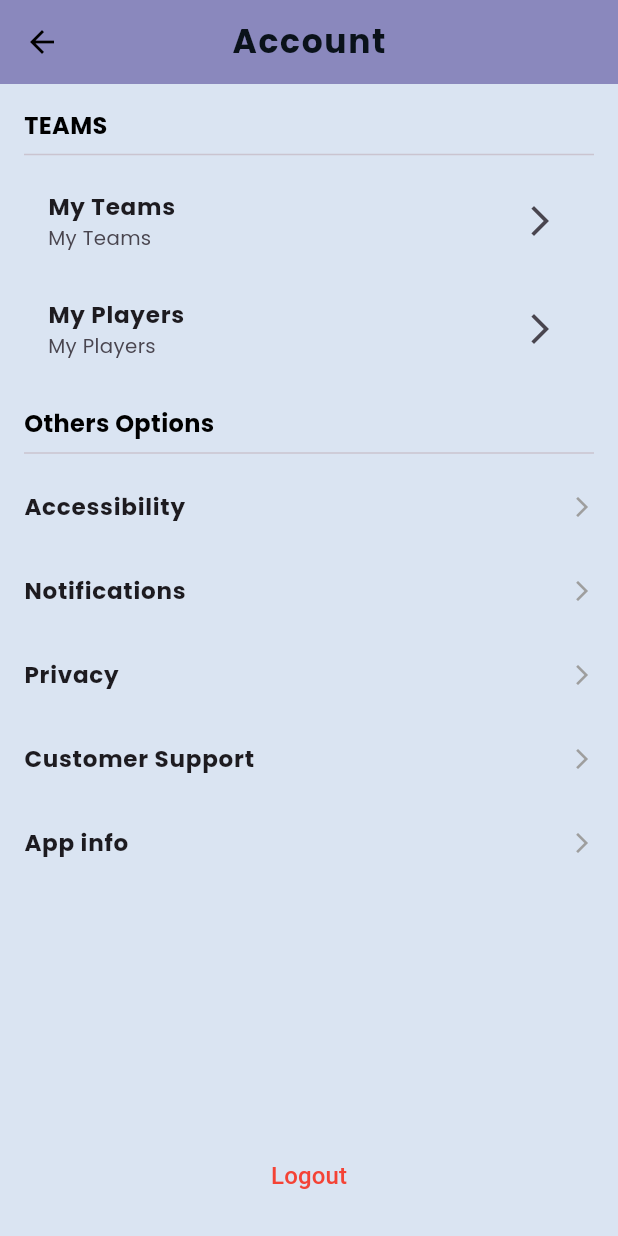
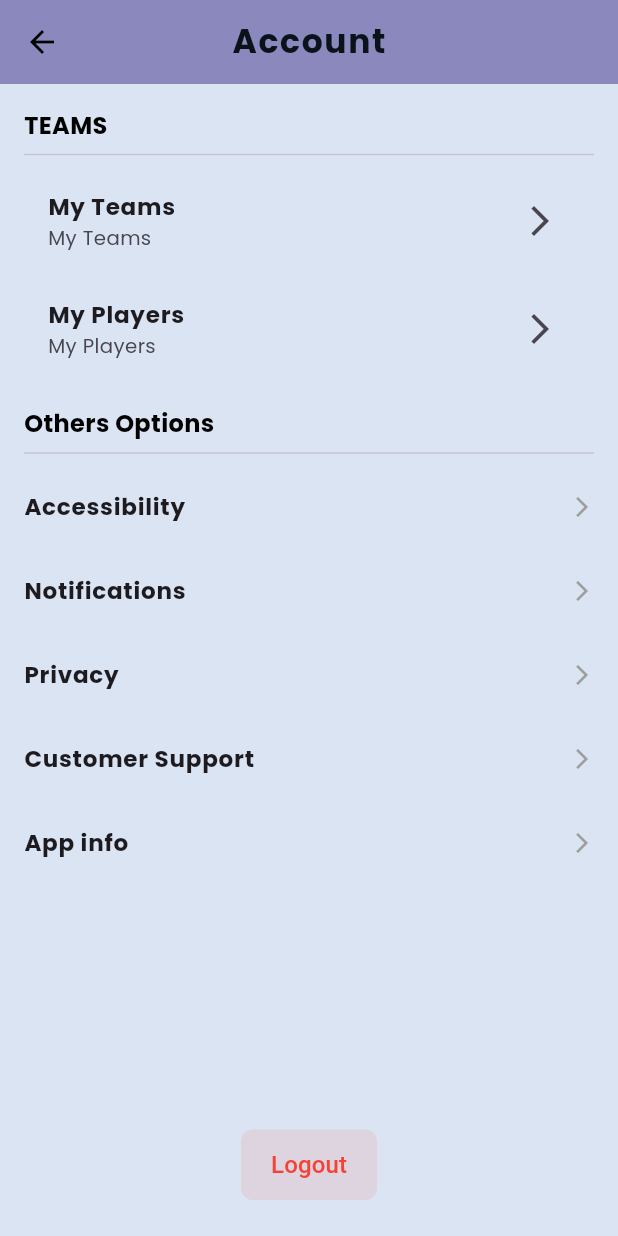
Before and after one commit to AaqilSh/SportSphereApp, a Flutter app: the ProfileScreen screen opened directly, on a phone screen of 412 x 824 dp. Run offline on Flutter 3.47's test engine with Material 3 defaults, Android fonts, the phone set to English and light mode, and no system bars; our stand-ins replace auto_size_text, firebase_auth, firebase_core, flutter_local_notifications, flutter_screenutil, font_awesome_flutter and 2 more; accounts and stored records are empty; statements that could not run were skipped.

Commit message:
Files moved

```diff
--- a/sportsphere/lib/screens/profile_screen.dart
+++ b/sportsphere/lib/screens/profile_screen.dart
@@ -56,17 +56,30 @@ class ProfileScreen extends StatelessWidget {
                   onPressed: () async {
                     try {
                       await FirebaseAuth.instance.signOut();
-                    Navigator.pushReplacement(context,
-                        MaterialPageRoute(builder: (context) => LoginScreen()));
+                      Navigator.pushReplacement(
+                          context,
+                          MaterialPageRoute(
+                              builder: (context) => LoginScreen()));
                     } catch (e) {
                       ScaffoldMessenger.of(context).showSnackBar(
                         SnackBar(content: Text("Logout failed: $e")),
                       );
                     }
                   },
-                child: Text("Logout",
-                    style: TextStyle(color: Colors.red, fontSize: 16)),
+                  child: Container(
+                    decoration: BoxDecoration(
+                      color: Colors.red.withOpacity(0.1), // Light red fill
+                      borderRadius: BorderRadius.circular(8), // Rounded corners
                     ),
+                    padding: EdgeInsets.symmetric(vertical: 12, horizontal: 20),
+                    child: Text(
+                      "Logout",
+                      style: TextStyle(
+                          color: Colors.red,
+                          fontSize: 16,
+                          fontWeight: FontWeight.w500),
+                    ),
+                  )),
             ),
           ],
         ),
```
Also changed, not shown: sportsphere/lib/providers/AuthWrapper.dart (renamed from sportsphere/lib/screens/AuthWrapper.dart). Lines whose indentation alone changed are shown as unchanged.
